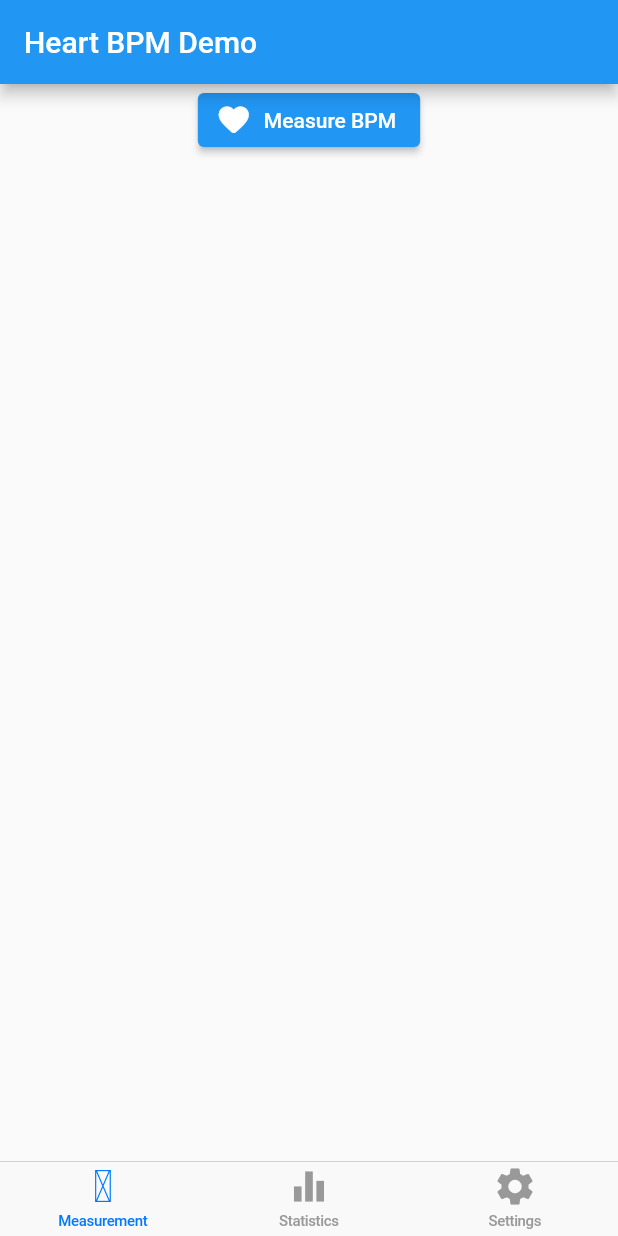
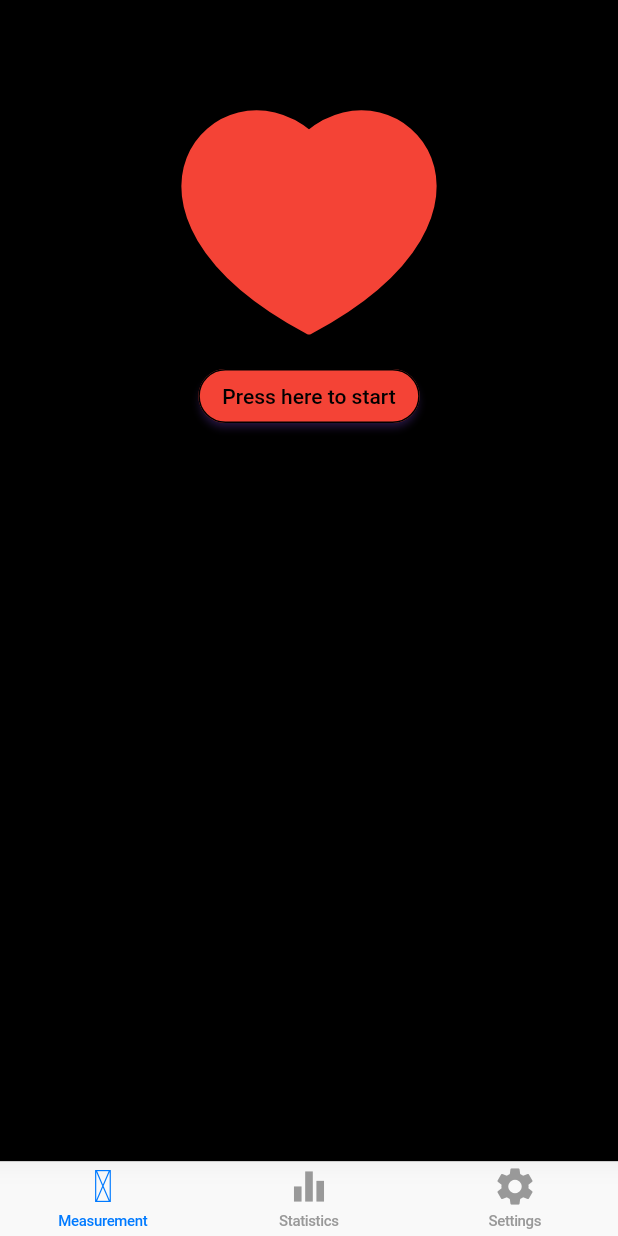
Before and after one commit to mb1shka/pulsometer, a Flutter app: the screen it shows after launch, after a tap on "Continue", on a phone screen of 412 x 824 dp. Run offline on Flutter 3.47's test engine with Material 2 defaults, Android fonts, the phone set to English and light mode, and no system bars; our stand-ins replace shared_preferences; missing offline and left inert: heart_bpm.

Commit message:
heart art

```diff
--- a/lib/main.dart
+++ b/lib/main.dart
@@ -2,7 +2,7 @@
 import 'package:flutter/material.dart';
 import 'package:heart_rate/presentation/pages_and_screens/home_page.dart';
 import 'package:heart_rate/presentation/pages_and_screens/intro_screen.dart';
-import 'package:heart_rate/shared_preferences/my_shared_preferences.dart';
+import 'package:heart_rate/domain/shared_preferences/my_shared_preferences.dart';
 import 'package:shared_preferences/shared_preferences.dart';
 //import 'package:heart_bpm/heart_bpm.dart';
 
--- a/lib/presentation/pages_and_screens/intro_screen.dart
+++ b/lib/presentation/pages_and_screens/intro_screen.dart
@@ -1,7 +1,7 @@
 import 'package:flutter/cupertino.dart';
 import 'package:flutter/material.dart';
+import 'package:heart_rate/domain/shared_preferences/my_shared_preferences.dart';
 import 'package:heart_rate/presentation/pages_and_screens/home_page.dart';
-import 'package:heart_rate/shared_preferences/my_shared_preferences.dart';
 
 class IntroScreen extends StatelessWidget {
   @override
--- a/lib/presentation/pages_and_screens/measurement_page.dart
+++ b/lib/presentation/pages_and_screens/measurement_page.dart
@@ -2,7 +2,8 @@ import 'package:flutter/cupertino.dart';
 import 'package:flutter/material.dart';
 import 'package:heart_bpm/chart.dart';
 import 'package:heart_bpm/heart_bpm.dart';
-import 'package:heart_rate/shared_preferences/my_shared_preferences.dart';
+import 'package:heart_rate/domain/shared_preferences/my_shared_preferences.dart';
+import 'package:heart_rate/presentation/widgets/measurement_start_position.dart';
 
 class MeasurementPage extends StatefulWidget {
   const MeasurementPage({Key? key}) : super(key: key);
@@ -18,7 +19,7 @@ class _MeasurementPageState extends State<MeasurementPage> {
   late Widget dialog;
 
   @override
-  Widget build(BuildContext context) {
+  Widget build(BuildContext context) {/*
     return SafeArea(
       child: Scaffold(
         appBar: AppBar(
@@ -68,6 +69,36 @@ class _MeasurementPageState extends State<MeasurementPage> {
           ],
         ),
       ),
+    );*/
+    return SafeArea(
+        child: Scaffold(
+          backgroundColor: Colors.black,
+          body: Center(
+            child: Column(
+              children: [
+                Padding(
+                  padding: const EdgeInsets.all(20.0),
+                  child: MeasurementStart(),
+                ),
+                ElevatedButton(
+                  onPressed: () {},
+                      child: Text("Press here to start"),
+                  style: ButtonStyle(
+                    foregroundColor: MaterialStateProperty.all<Color>(Colors.black),
+                    backgroundColor: MaterialStateProperty.all<Color>(Colors.red),
+                    shadowColor: MaterialStateProperty.all<Color>(Colors.deepPurple),
+                    shape: MaterialStateProperty.all<RoundedRectangleBorder>(
+                      RoundedRectangleBorder(
+                        borderRadius: BorderRadius.circular(18.0),
+                        side: BorderSide(color: Colors.black),
+                      ),
+                    ),
+                  ),
+                  ),
+              ],
+            ),
+          ),
+        ),
     );
   }
 }
--- /dev/null
+++ b/lib/presentation/widgets/measurement_painter.dart
@@ -0,0 +1,69 @@
+import 'package:flutter/cupertino.dart';
+import 'package:flutter/material.dart';
+
+class MeasurementPainter extends CustomPainter {
+
+  late Size size;
+  late Canvas canvas;
+  late Offset center;
+  late Paint paintObj;
+
+
+  @override
+  void paint(Canvas canvas, Size size) {
+    _init(canvas, size);
+    _drawInnerCircle();
+    _drawHeart();
+  }
+
+  @override
+  bool shouldRepaint(covariant CustomPainter oldDelegate) {
+    return true;
+  }
+
+
+  void _init(Canvas canvas, Size size) {
+    this.canvas = canvas;
+    this.size = size;
+    center = size.center(Offset.zero);
+    paintObj = Paint();
+  }
+
+  void _drawInnerCircle() {
+    //внутренний круг
+    paintObj
+      ..color = Colors.black
+      ..style = PaintingStyle.fill;
+
+    canvas.drawCircle(size.center(Offset.zero), size.width / 1.38, paintObj);
+  }
+
+  void _drawHeart() {
+    paintObj
+      ..color = Colors.red
+      ..style = PaintingStyle.stroke
+      ..strokeCap = StrokeCap.round
+      ..strokeWidth = 6;
+
+    Paint paint1 = Paint();
+    paint1
+      ..color = Colors.red
+      ..style = PaintingStyle.fill
+      ..strokeWidth = 0;
+
+    double width = size.width;
+    double height = size.height;
+
+    Path path = Path();
+    path.moveTo(0.5 * width, height * 0.35);
+    path.cubicTo(0.2 * width, height * 0.1, -0.25 * width, height * 0.6,
+        0.5 * width, height);
+    path.moveTo(0.5 * width, height * 0.35);
+    path.cubicTo(0.8 * width, height * 0.1, 1.25 * width, height * 0.6,
+        0.5 * width, height);
+
+    canvas.drawPath(path, paint1);
+    canvas.drawPath(path, paintObj);
+  }
+
+}
--- /dev/null
+++ b/lib/presentation/widgets/measurement_start_position.dart
@@ -0,0 +1,19 @@
+import 'package:flutter/cupertino.dart';
+import 'package:heart_rate/presentation/widgets/measurement_painter.dart';
+
+class MeasurementStart extends StatelessWidget {
+
+  final double size;
+
+  MeasurementStart({
+    this.size = 200
+  });
+
+  @override
+  Widget build(BuildContext context) {
+    return CustomPaint(
+      size: Size(size, size),
+      painter: MeasurementPainter(),
+    );
+  }
+}
```
Also changed, not shown: lib/domain/shared_preferences/my_shared_preferences.dart (renamed from lib/shared_preferences/my_shared_preferences.dart).
